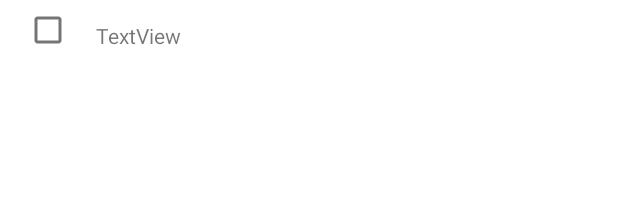
After one commit to kelvinbush/Supervisor, an Android app: the layout assignments_list_item.xml on its own in the app's theme, with its tools: preview values and no code run, on a phone screen of 412 x 824 dp. The commit adds this screen. Shown: the top 206 px of the screen. Run offline under Robolectric (Android 15) with nearby library versions, the phone set to English and light mode, and no system bars.

Commit message:
complete assignments adapter

```diff
--- a/app/src/main/AndroidManifest.xml
+++ b/app/src/main/AndroidManifest.xml
@@ -5,7 +5,7 @@
     <application
         android:allowBackup="true"
         android:icon="@mipmap/ic_launcher"
-        android:label="@string/app_name"
+        android:label="Link Patrol"
         android:roundIcon="@mipmap/ic_launcher_round"
         android:supportsRtl="true"
         android:name=".SupervisorApplication"
@@ -13,7 +13,7 @@
         <activity
             android:name=".MainActivity"
             android:exported="true"
-            android:label="@string/app_name">
+            android:label="Link Patrol">
             <intent-filter>
                 <action android:name="android.intent.action.MAIN" />
 
--- a/app/src/main/java/com/kelvinbush/supervisor/ui/create_schedhule/CreateScheduleViewModel.kt
+++ b/app/src/main/java/com/kelvinbush/supervisor/ui/create_schedhule/CreateScheduleViewModel.kt
@@ -1,7 +1,9 @@
 package com.kelvinbush.supervisor.ui.create_schedhule
 
 import androidx.lifecycle.ViewModel
+import dagger.hilt.android.lifecycle.HiltViewModel
 
-class CreateScheduleViewModel : ViewModel() {
-    // TODO: Implement the ViewModel
+
+@HiltViewModel
+class CreateScheduleViewModel  : ViewModel() {
 }
--- /dev/null
+++ b/app/src/main/res/layout/assignments_list_item.xml
@@ -0,0 +1,37 @@
+<?xml version="1.0" encoding="utf-8"?>
+<androidx.constraintlayout.widget.ConstraintLayout xmlns:android="http://schemas.android.com/apk/res/android"
+    xmlns:app="http://schemas.android.com/apk/res-auto"
+    xmlns:tools="http://schemas.android.com/tools"
+    android:layout_width="match_parent"
+    android:layout_height="50dp">
+
+    <CheckBox
+        android:id="@+id/checkBox"
+        android:layout_width="wrap_content"
+        android:layout_height="wrap_content"
+        android:layout_marginStart="8dp"
+        android:layout_marginBottom="10dp"
+        app:layout_constraintBottom_toBottomOf="parent"
+        app:layout_constraintStart_toStartOf="parent"
+        app:layout_constraintTop_toTopOf="parent" />
+
+    <TextView
+        android:id="@+id/assignmentName"
+        android:layout_width="wrap_content"
+        android:layout_height="wrap_content"
+        android:layout_marginStart="8dp"
+        android:text="TextView"
+        app:layout_constraintBottom_toTopOf="@+id/checkBox"
+        app:layout_constraintStart_toEndOf="@+id/checkBox"
+        app:layout_constraintTop_toBottomOf="@+id/checkBox" />
+
+    <TextView
+        android:id="@+id/assignmentCode"
+        android:layout_width="wrap_content"
+        android:layout_height="wrap_content"
+        android:layout_marginTop="4dp"
+        android:text="TextView"
+        app:layout_constraintStart_toStartOf="@+id/assignmentName"
+        app:layout_constraintTop_toBottomOf="@+id/assignmentName" />
+
+</androidx.constraintlayout.widget.ConstraintLayout>
--- a/app/src/main/res/layout/fragment_home.xml
+++ b/app/src/main/res/layout/fragment_home.xml
@@ -14,8 +14,8 @@
         android:layout_height="wrap_content"
         android:layout_marginStart="16dp"
         android:text="@string/my_schedule"
-        android:textColor="#030048"
-        android:textSize="16sp"
+        android:textColor="#41455b"
+        android:textSize="20sp"
         android:textStyle="bold"
         android:typeface="monospace"
         app:layout_constraintStart_toStartOf="parent"
--- a/app/src/main/res/values-night/themes.xml
+++ b/app/src/main/res/values-night/themes.xml
@@ -1,6 +1,6 @@
 <resources xmlns:tools="http://schemas.android.com/tools">
     <!-- Base application theme. -->
-    <style name="Theme.Supervisor" parent="Theme.MaterialComponents.DayNight.DarkActionBar">
+    <style name="Theme.Supervisor" parent="Theme.MaterialComponents.Light">
         <!-- Primary brand color. -->
         <item name="colorPrimary">@color/purple_200</item>
         <item name="colorPrimaryVariant">@color/purple_700</item>
--- a/app/src/main/res/values/colors.xml
+++ b/app/src/main/res/values/colors.xml
@@ -9,4 +9,6 @@
     <color name="white">#FFFFFFFF</color>
     <color name="back">#fcfbfe</color>
     <color name="pinky">#f76691</color>
+    <color name="status">#212438</color>
+    <color name="surface">#41455b</color>
 </resources>
--- a/app/src/main/res/values/themes.xml
+++ b/app/src/main/res/values/themes.xml
@@ -1,9 +1,11 @@
 <resources xmlns:tools="http://schemas.android.com/tools">
     <!-- Base application theme. -->
-    <style name="Theme.Supervisor" parent="Theme.MaterialComponents.DayNight.DarkActionBar">
+    <style name="Theme.Supervisor" parent="Theme.MaterialComponents.Light">
         <!-- Primary brand color. -->
-        <item name="colorPrimary">@color/pinky</item>
-        <item name="colorPrimaryVariant">@color/back</item>
+        <item name="colorPrimary">@color/surface</item>
+        <item name="colorPrimaryVariant">@color/status</item>
+        <item name="android:colorForeground">@color/white</item>
+<!--        <item name="colorOnSurface">#</item>-->
         <item name="colorOnPrimary">@color/back</item>
         <!-- Secondary brand color. -->
         <item name="colorSecondary">@color/teal_200</item>
@@ -14,7 +16,8 @@
 <!--        <item name="actionBarStyle">@style/MyActionBar</item>-->
     </style>
 
-<!--    <style name="MyActionBar" parent="Theme.Supervisor">-->
-<!--        <item name="android:background">#fcfbff</item>-->
+<!--    <style name="MyActionBar" parent="Theme.MaterialComponents.Light">-->
+<!--        <item name="android:textColor">@color/white</item>-->
+<!--        <item name="title">Link Patrol</item>-->
 <!--    </style>-->
 </resources>
```
Also changed, not shown: app/src/main/java/com/kelvinbush/supervisor/MainActivity.kt (+7 -1 lines), app/src/main/java/com/kelvinbush/supervisor/adapters/AssignmentsAdapter.kt (added, +53 -0 lines), app/src/main/java/com/kelvinbush/supervisor/ui/create_schedhule/CreateScheduleFragment.kt (+16 -0 lines), app/src/main/res/layout/create_schedule_fragment.xml (+23 -5 lines), app/src/main/res/layout/regions_list_item.xml (added, +8 -0 lines).
